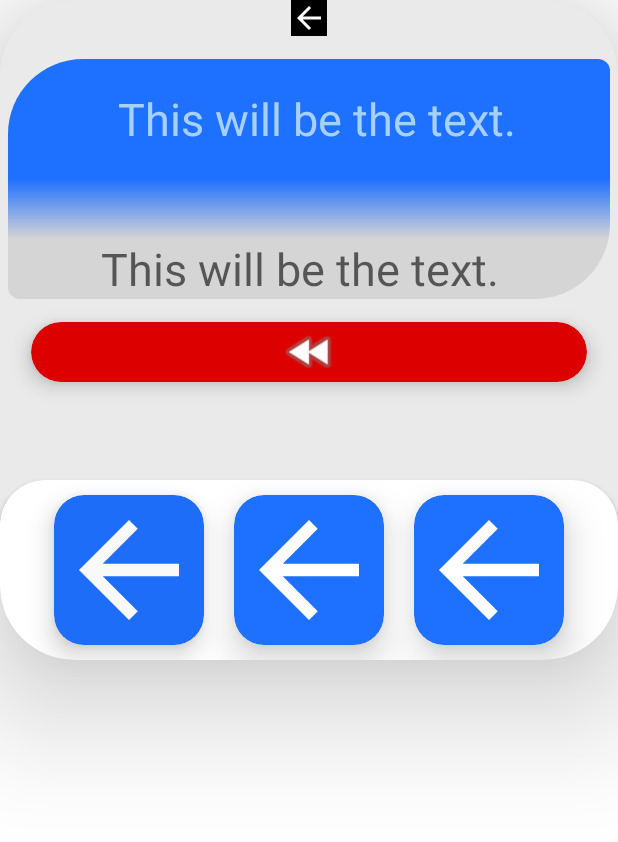
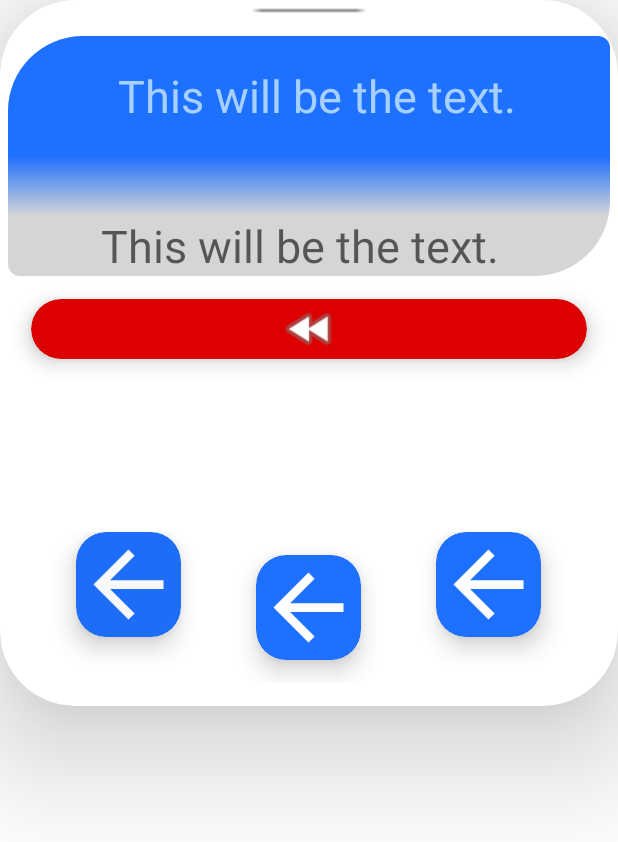
Before and after one commit to VlaDkoR-280/DactylTranslator, an Android app: the layout bottom_sheet_layout.xml on its own in the app's theme, with its tools: preview values and no code run, on a phone screen of 412 x 824 dp. Shown: the top 842 px of the screen. Run offline under Robolectric (Android 15) with nearby library versions, the phone set to English and light mode, and no system bars.

Commit message:
Redesign on CardView's elements

```diff
--- a/app/src/main/AndroidManifest.xml
+++ b/app/src/main/AndroidManifest.xml
@@ -14,8 +14,10 @@
         android:supportsRtl="true"
         android:theme="@style/Theme.DactylTranslator">
 
-        <activity android:name=".LessonsActivity"></activity>
-        <activity android:name=".MainActivity">
+        <activity android:name=".LessonsActivity"
+            android:screenOrientation="portrait"></activity>
+        <activity android:name=".MainActivity"
+            android:screenOrientation="portrait">
             <intent-filter>
                 <action android:name="android.intent.action.MAIN" />
 
--- a/app/src/main/java/com/vladkor/dactyltranslator/BaseFragment.java
+++ b/app/src/main/java/com/vladkor/dactyltranslator/BaseFragment.java
@@ -53,7 +53,7 @@ public class BaseFragment extends Fragment {
         if (getArguments() != null) {
             mParam1 = getArguments().getString(ARG_PARAM1);
             mParam2 = getArguments().getString(ARG_PARAM2);
-            nameS = getArguments().getString("NAME");
+            //nameS = getArguments().getString("NAME");
         }
     }
     private String nameS;
--- a/app/src/main/java/com/vladkor/dactyltranslator/MainActivity.java
+++ b/app/src/main/java/com/vladkor/dactyltranslator/MainActivity.java
@@ -33,8 +33,8 @@ public class MainActivity extends AppCompatActivity implements View.OnClickListe
     private Classifier classifier;
 
     private LessonsActivity lessonsActivity;
-    private Button btnToggleCamera;
-    private Button btnDetectObject;
+    private CardView btnToggleCamera;
+    private CardView btnDetectObject;
 
     private CardView btnGraphicsEditor;
     private CardView btnLessons;
--- /dev/null
+++ b/app/src/main/res/drawable/ic_camera_24.xml
@@ -0,0 +1,6 @@
+<vector android:height="24dp" android:tint="#FFFFFF"
+    android:viewportHeight="24" android:viewportWidth="24"
+    android:width="24dp" xmlns:android="http://schemas.android.com/apk/res/android">
+    <path android:fillColor="@android:color/white" android:pathData="M12,12m-3.2,0a3.2,3.2 0,1 1,6.4 0a3.2,3.2 0,1 1,-6.4 0"/>
+    <path android:fillColor="@android:color/white" android:pathData="M9,2L7.17,4L4,4c-1.1,0 -2,0.9 -2,2v12c0,1.1 0.9,2 2,2h16c1.1,0 2,-0.9 2,-2L22,6c0,-1.1 -0.9,-2 -2,-2h-3.17L15,2L9,2zM12,17c-2.76,0 -5,-2.24 -5,-5s2.24,-5 5,-5 5,2.24 5,5 -2.24,5 -5,5z"/>
+</vector>
--- /dev/null
+++ b/app/src/main/res/drawable/ic_line_24.xml
@@ -0,0 +1,5 @@
+<vector android:height="24dp" android:tint="#909090"
+    android:viewportHeight="24" android:viewportWidth="24"
+    android:width="24dp" xmlns:android="http://schemas.android.com/apk/res/android">
+    <path android:fillColor="@android:color/white" android:pathData="M19,13H5v-2h14v2z"/>
+</vector>
--- /dev/null
+++ b/app/src/main/res/drawable/round_rectangle.xml
@@ -0,0 +1,6 @@
+<?xml version="1.0" encoding="utf-8"?>
+<shape android:shape="rectangle"
+    xmlns:android="http://schemas.android.com/apk/res/android">
+    <corners android:radius="50dp" />
+    <solid android:color="@color/white"/>
+</shape>
--- a/app/src/main/res/layout/bottom_sheet_layout.xml
+++ b/app/src/main/res/layout/bottom_sheet_layout.xml
@@ -10,7 +10,7 @@
     app:cardElevation="50dp"
     app:layout_behavior="com.google.android.material.bottomsheet.BottomSheetBehavior"
     app:behavior_hideable="true"
-    app:cardBackgroundColor="#EAEAEA">
+    app:cardBackgroundColor="@color/white">
     <LinearLayout
         android:layout_width="match_parent"
         android:layout_height="wrap_content"
@@ -29,9 +29,9 @@
                 android:layout_width="wrap_content"
                 android:layout_height="wrap_content"
                 android:layout_gravity="center"
-                android:layout_marginBottom="15dp"
-                android:background="@color/black"
-                android:src="@drawable/abc_vector_test" />
+                android:translationY="-5dp"
+                android:scaleX="5"
+                android:src="@drawable/ic_line_24" />
 
             <TextView
                 android:id="@+id/t9_text_view"
@@ -102,21 +102,21 @@
 
         </LinearLayout>
 
-        <androidx.cardview.widget.CardView
-            android:layout_width="match_parent"
-            android:layout_height="match_parent"
-            android:layout_marginTop="50dp"
-            app:cardCornerRadius="30dp">
         <LinearLayout
             android:layout_width="match_parent"
-                android:layout_height="match_parent"
+            android:layout_height="wrap_content"
             android:orientation="horizontal"
-                android:gravity="center">
+            android:layout_gravity="center"
+            android:gravity="center"
+            android:layout_marginBottom="15dp"
+            android:layout_marginTop="100dp"
+            >
 
             <androidx.cardview.widget.CardView
                 xmlns:card_view="http://schemas.android.com/apk/res-auto"
-                    android:layout_width="100dp"
-                    android:layout_height="100dp"
+                android:id="@+id/graphicsEditorBtn"
+                android:layout_width="70dp"
+                android:layout_height="70dp"
                 android:elevation="50dp"
 
                 android:clickable="true"
@@ -124,10 +124,11 @@
                 android:focusableInTouchMode="true"
                 android:background="?android:attr/selectableItemBackground"
                 android:foreground="?android:attr/selectableItemBackground"
-                    android:id="@+id/graphicsEditorBtn"
+
                 card_view:cardCornerRadius="20dp"
                 card_view:cardElevation="10dp"
-                    android:layout_margin="10dp"
+                android:layout_marginRight="50dp"
+                android:layout_marginBottom="15dp"
                 card_view:cardBackgroundColor="@color/blue">
                 <ImageView
                     android:layout_width="match_parent"
@@ -138,20 +139,21 @@
 
             <androidx.cardview.widget.CardView
                 xmlns:card_view="http://schemas.android.com/apk/res-auto"
-                    android:layout_width="100dp"
-                    android:layout_height="100dp"
+                android:id="@+id/lessonsBtn"
+                android:layout_width="70dp"
+                android:layout_height="70dp"
                 android:elevation="50dp"
-                    android:translationZ="5dp"
+
                 android:clickable="true"
                 android:focusable="true"
                 android:focusableInTouchMode="true"
                 android:background="?android:attr/selectableItemBackground"
                 android:foreground="?android:attr/selectableItemBackground"
-                    android:id="@+id/lessonsBtn"
+                android:layout_marginTop="15dp"
+                android:layout_marginBottom="15dp"
                 card_view:cardCornerRadius="20dp"
-                    android:layout_margin="10dp"
                 card_view:cardElevation="10dp"
-                    android:layout_gravity="center"
+
                 card_view:cardBackgroundColor="@color/blue">
                 <ImageView
                     android:layout_width="match_parent"
@@ -162,20 +164,20 @@
 
             <androidx.cardview.widget.CardView
                 xmlns:card_view="http://schemas.android.com/apk/res-auto"
-                    android:layout_width="100dp"
-                    android:layout_height="100dp"
+                android:id="@+id/settingsBtn"
+                android:layout_width="70dp"
+                android:layout_height="70dp"
                 android:elevation="50dp"
-                    android:translationZ="5dp"
+
                 android:clickable="true"
                 android:focusable="true"
                 android:focusableInTouchMode="true"
                 android:background="?android:attr/selectableItemBackground"
                 android:foreground="?android:attr/selectableItemBackground"
-                    android:id="@+id/settingsBtn"
+                android:layout_marginBottom="15dp"
                 card_view:cardCornerRadius="20dp"
                 card_view:cardElevation="10dp"
-                    android:layout_margin="10dp"
-                    android:layout_gravity="center"
+                android:layout_marginLeft="50dp"
                 card_view:cardBackgroundColor="@color/blue">
                 <ImageView
                     android:layout_width="match_parent"
@@ -184,8 +186,5 @@
                     android:src="@drawable/abc_vector_test"/>
             </androidx.cardview.widget.CardView>
         </LinearLayout>
-        </androidx.cardview.widget.CardView>
-
-
     </LinearLayout>
 </androidx.cardview.widget.CardView>
```
Also changed, not shown: app/src/main/res/drawable/ic_flip_camera_24.xml (added, +7 -0 lines), app/src/main/res/layout/camera_layout.xml (+50 -25 lines). Lines whose indentation alone changed are shown as unchanged.
